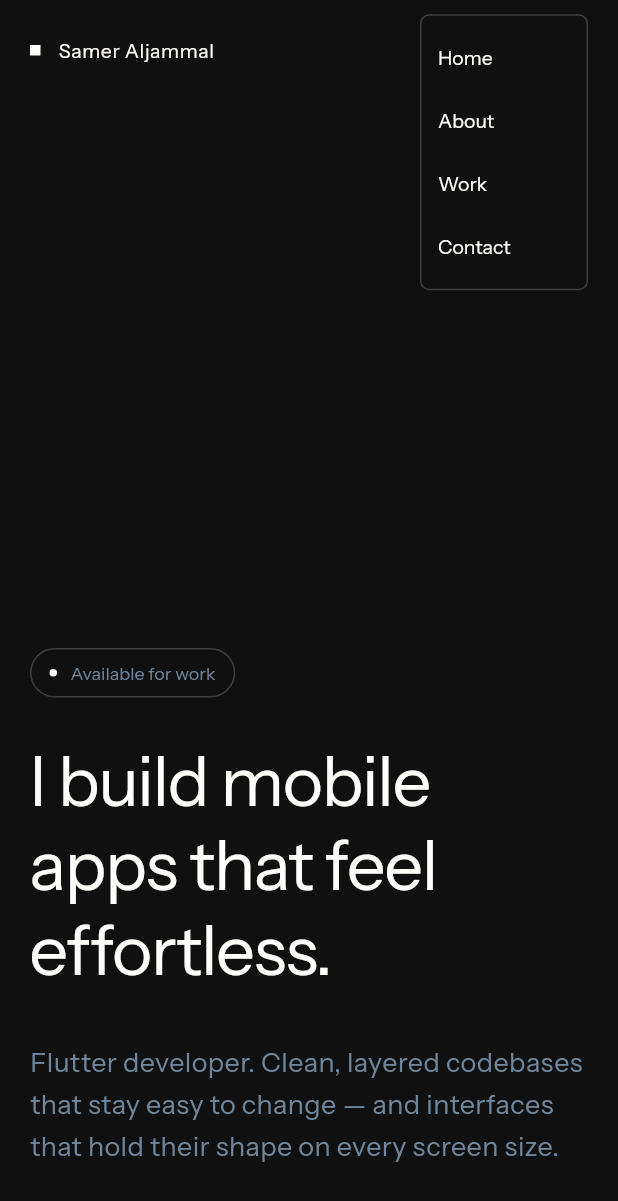
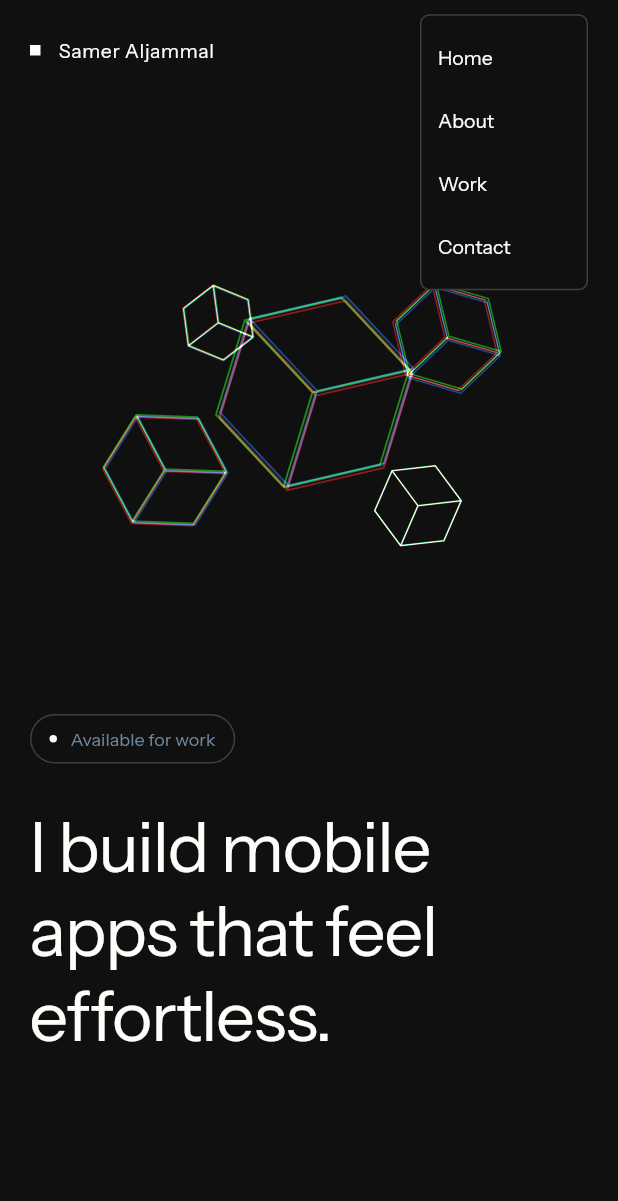
Before and after one commit to samer-aljammal/samer-aljammal.github.io, a Flutter app: the screen it shows after launch, after a tap on the "menu" icon, on a phone screen of 412 x 824 dp. Shown: the top 1201 px of the screen. Run offline on Flutter 3.47's test engine with Material 3 defaults, Android fonts, the phone set to English and light mode, and no system bars; our stand-ins replace google_fonts.

Commit message:
Fix mobile prism, colourise the portrait, retheme the loader
- The hero prism never rendered on phones: a child-less CustomPaint collapses
  to Size.zero unless its constraints are tight, and the mobile branch set only
  a height. Sets size: Size.infinite on the painter so it expands anywhere.
- Portrait is always in full colour. The greyscale-until-hover treatment hid
  the subject on first read and did nothing at all on touch; the hover state
  moved to the frame as a lift.
- Loading screen carried the old violet gradient two designs later. Now
  obsidian with bone type and an RGB dispersion shimmer matching the prism.
- Phone mockups lift and scale slightly on hover, so the pointer is
  acknowledged even when it enters near the centre where tilt is near zero.
- All contact addresses consolidated to samerjmml@gmail.com; the footer test
  now derives addresses from the profile instead of hardcoding one.

```diff
--- a/lib/core/widgets/prism_artifact.dart
+++ b/lib/core/widgets/prism_artifact.dart
@@ -64,6 +64,10 @@ class _PrismArtifactState extends State<PrismArtifact>
         child: AnimatedBuilder(
           animation: _controller,
           builder: (BuildContext context, _) => CustomPaint(
+            // Without this the painter collapses to Size.zero whenever its
+            // constraints are not tight — a child-less CustomPaint does not
+            // expand on its own, and the result is a silently blank canvas.
+            size: Size.infinite,
             painter: _PrismPainter(
               t: _controller.value,
               opacity: widget.opacity,
--- a/lib/features/hero/presentation/hero_section.dart
+++ b/lib/features/hero/presentation/hero_section.dart
@@ -88,14 +88,19 @@ class HeroSection extends StatelessWidget {
           : Column(
               crossAxisAlignment: CrossAxisAlignment.start,
               children: [
-                // On narrow screens the prism sits above the copy at reduced
-                // strength rather than behind it — at phone width it would
-                // otherwise fight the headline for the same pixels.
-                SizedBox(
-                  height: 260,
-                  child: const PrismArtifact(opacity: 0.7),
+                // On narrow screens the prism sits above the copy rather than
+                // behind it — at phone width it would otherwise fight the
+                // headline for the same pixels.
+                //
+                // width: infinity is load-bearing. A CustomPaint with no child
+                // collapses to zero size unless its constraints are tight, so a
+                // height-only SizedBox renders nothing at all.
+                const SizedBox(
+                  width: double.infinity,
+                  height: 300,
+                  child: PrismArtifact(opacity: 0.85),
                 ),
-                const SizedBox(height: 40),
+                const SizedBox(height: 44),
                 _Copy(
                   profile: profile,
                   onViewWork: onViewWork,
--- a/lib/features/profile/data/local_profile_repository.dart
+++ b/lib/features/profile/data/local_profile_repository.dart
@@ -37,7 +37,7 @@ class LocalProfileRepository implements ProfileRepository {
     ],
 
     location: 'Damascus, Syria',
-    email: 'samoraaljammal@gmail.com',
+    email: 'samerjmml@gmail.com',
 
     // Local Syrian format. Consider '+963 983 896 568' if you want recruiters
     // outside Syria to be able to dial it straight from the page.
--- a/lib/features/profile/presentation/widgets/profile_portrait.dart
+++ b/lib/features/profile/presentation/widgets/profile_portrait.dart
@@ -6,26 +6,17 @@ import '../../../../core/theme/app_typography.dart';
 import '../../../../core/widgets/hover_region.dart';
 import '../../domain/entities/profile.dart';
 
-/// Editorial portrait: a 4:5 frame with a hairline border, desaturated until
-/// hovered, captioned in mono.
+/// Editorial portrait: a 4:5 plate with a hairline border, always in full
+/// colour, captioned underneath.
 ///
-/// The greyscale-to-colour transition is the point. A circular avatar with a
-/// glowing ring is a profile widget; a rectangular plate that resolves into
-/// colour under the cursor is a photograph, and it belongs to the same
-/// monochrome discipline as the rest of the page.
+/// It used to desaturate until hovered. That is a common editorial device, but
+/// it hides the subject on first read and does nothing at all on touch, where
+/// there is no hover — so the photograph now simply reads as a photograph. The
+/// hover state moved to the frame instead: a brighter rim and a small lift.
 class ProfilePortrait extends StatelessWidget {
   const ProfilePortrait({required this.profile, super.key});
 
   final Profile profile;
-
-  /// Fully desaturating matrix — luminance weights, not a flat average, so
-  /// skin tones keep their natural relative brightness.
-  static const List<double> _greyscale = <double>[
-    0.2126, 0.7152, 0.0722, 0, 0,
-    0.2126, 0.7152, 0.0722, 0, 0,
-    0.2126, 0.7152, 0.0722, 0, 0,
-    0, 0, 0, 1, 0,
-  ];
 
   @override
   Widget build(BuildContext context) {
@@ -36,19 +27,23 @@ class ProfilePortrait extends StatelessWidget {
         HoverRegion(
           builder: (BuildContext context, bool hovered) => AspectRatio(
             aspectRatio: 4 / 5,
-            child: Container(
+            child: AnimatedContainer(
+              duration: AppMotion.base,
+              curve: AppMotion.ease,
+              // Lifts a few pixels under the cursor. The whole hover state now
+              // lives in the frame, since the photograph itself no longer
+              // changes — and a lift still works on touch, where hover cannot.
+              transform: Matrix4.translationValues(0, hovered ? -6 : 0, 0),
               decoration: BoxDecoration(
                 border: Border.all(
-                  color: hovered
-                      ? AppColors.ashBright
-                      : AppColors.ashBorder,
+                  color: hovered ? AppColors.ashBright : AppColors.ashBorder,
                 ),
                 borderRadius: BorderRadius.circular(4),
               ),
               padding: const EdgeInsets.all(5),
               child: ClipRRect(
                 borderRadius: BorderRadius.circular(2),
-                child: _image(hovered),
+                child: _image(),
               ),
             ),
           ),
@@ -73,11 +68,11 @@ class ProfilePortrait extends StatelessWidget {
     );
   }
 
-  Widget _image(bool hovered) {
+  Widget _image() {
     final String? asset = profile.avatarAsset;
     if (asset == null) return _Fallback(profile: profile);
 
-    final Widget photo = Image.asset(
+    return Image.asset(
       asset,
       fit: BoxFit.cover,
       width: double.infinity,
@@ -85,24 +80,6 @@ class ProfilePortrait extends StatelessWidget {
       filterQuality: FilterQuality.medium,
       errorBuilder: (BuildContext context, Object error, StackTrace? stack) =>
           _Fallback(profile: profile),
-    );
-
-    return Stack(
-      fit: StackFit.expand,
-      children: [
-        photo,
-        // The colour copy fades out over the greyscale one, rather than
-        // animating the matrix itself — cheaper, and it cannot flash.
-        AnimatedOpacity(
-          opacity: hovered ? 0 : 1,
-          duration: AppMotion.base,
-          curve: AppMotion.ease,
-          child: ColorFiltered(
-            colorFilter: const ColorFilter.matrix(_greyscale),
-            child: photo,
-          ),
-        ),
-      ],
     );
   }
 }
--- a/lib/features/projects/presentation/widgets/tilting_phone_mockup.dart
+++ b/lib/features/projects/presentation/widgets/tilting_phone_mockup.dart
@@ -62,12 +62,31 @@ class _TiltingPhoneMockupState extends State<TiltingPhoneMockup> {
           duration: AppMotion.base,
           curve: AppMotion.ease,
           builder: (BuildContext context, Offset tilt, Widget? child) {
-            return Transform(
-              alignment: Alignment.center,
-              transform: Matrix4.identity()
-                ..setEntry(3, 2, _perspective)
-                ..rotateX(-tilt.dy * _maxTilt)
-                ..rotateY(tilt.dx * _maxTilt),
+            // Hover drives a lift and a small scale alongside the tilt. Tilt
+            // alone is easy to miss when the cursor enters near the centre,
+            // where the rotation is close to zero — the lift makes the device
+            // acknowledge the pointer wherever it arrives.
+            return TweenAnimationBuilder<double>(
+              tween: Tween<double>(end: hovered ? 1 : 0),
+              duration: AppMotion.base,
+              curve: AppMotion.ease,
+              builder: (BuildContext context, double lift, Widget? inner) {
+                return Transform(
+                  alignment: Alignment.center,
+                  transform: Matrix4.identity()
+                    ..setEntry(3, 2, _perspective)
+                    ..translateByDouble(0, -12 * lift, 0, 1)
+                    ..rotateX(-tilt.dy * _maxTilt)
+                    ..rotateY(tilt.dx * _maxTilt)
+                    ..scaleByDouble(
+                      1 + 0.03 * lift,
+                      1 + 0.03 * lift,
+                      1,
+                      1,
+                    ),
+                  child: inner,
+                );
+              },
               child: child,
             );
           },
```
Also changed, not shown: 3 other files.
